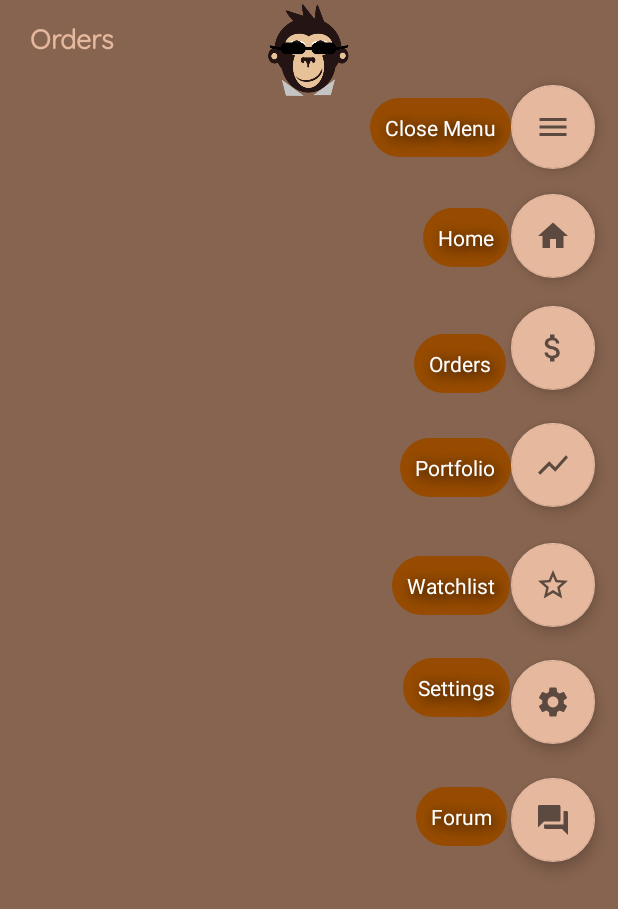
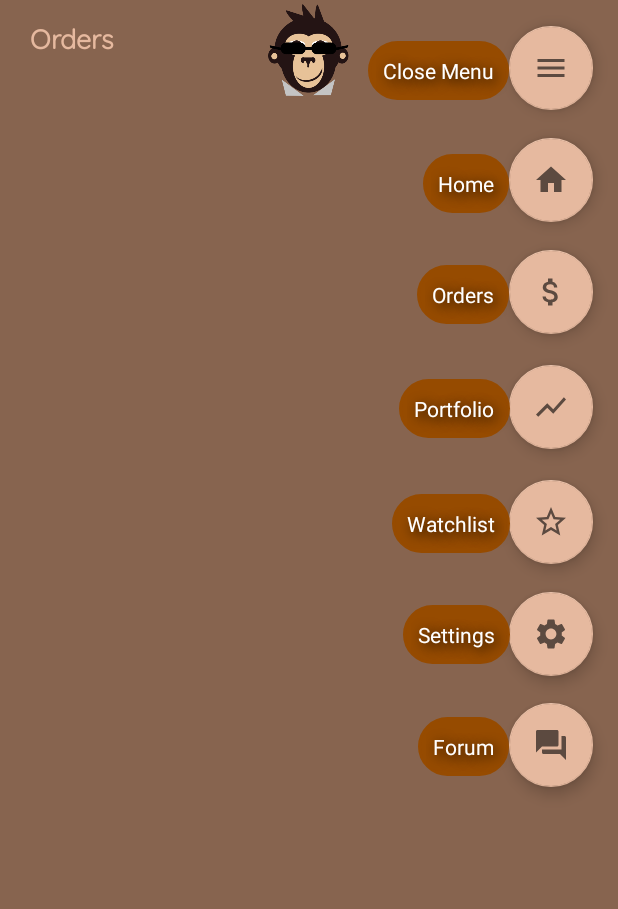
Before and after one commit to christiankfoury/CoinMonkey, an Android app: the OrdersActivity screen opened directly, with no data from a screen before it, after a tap on an icon or button, on a phone screen of 412 x 824 dp. Shown: the top 909 px of the screen. Run offline under Robolectric (Android 15) with nearby library versions, the phone set to English and light mode, and no system bars; 2 statements that could not run were skipped.

Commit message:
FINAL DONE 2

```diff
--- a/app/src/main/res/layout/activity_orders.xml
+++ b/app/src/main/res/layout/activity_orders.xml
@@ -45,10 +45,137 @@
         android:fontFamily="@font/quicksand"
         android:textStyle="bold"
         android:visibility="invisible"/>
+
     <androidx.constraintlayout.widget.ConstraintLayout
         android:layout_width="match_parent"
         android:layout_height="match_parent"
         android:translationZ="100dp">
+
+        <com.google.android.material.floatingactionbutton.FloatingActionButton
+            android:id="@+id/menuButton"
+            android:layout_width="wrap_content"
+            android:layout_height="wrap_content"
+            android:clickable="true"
+            app:backgroundTint="#E6B99F"
+            app:layout_constraintBottom_toBottomOf="parent"
+            app:layout_constraintEnd_toEndOf="parent"
+            app:layout_constraintHorizontal_bias="0.954"
+            app:layout_constraintStart_toStartOf="parent"
+            app:layout_constraintTop_toTopOf="parent"
+            app:layout_constraintVertical_bias="0.023"
+            app:srcCompat="@drawable/ic_menu"
+            android:translationZ="100dp"/>
+
+        <TextView
+            android:id="@+id/menuTextView"
+            android:layout_width="wrap_content"
+            android:layout_height="wrap_content"
+            android:background="@drawable/rounding"
+            android:backgroundTint="#964B00"
+            android:padding="10dp"
+            android:shadowColor="@color/black"
+            android:shadowDx="3"
+            android:shadowDy="3"
+            android:shadowRadius="10"
+            android:text="Close Menu"
+            android:textColor="@color/white"
+            app:layout_constraintBottom_toBottomOf="parent"
+            app:layout_constraintEnd_toEndOf="parent"
+            app:layout_constraintHorizontal_bias="0.772"
+            app:layout_constraintStart_toStartOf="parent"
+            app:layout_constraintTop_toTopOf="parent"
+            app:layout_constraintVertical_bias="0.035"
+            android:translationZ="100dp"/>
+
+        <com.google.android.material.floatingactionbutton.FloatingActionButton
+            android:id="@+id/homeButton"
+            android:layout_width="wrap_content"
+            android:layout_height="wrap_content"
+            android:clickable="true"
+            app:backgroundTint="#E6B99F"
+            app:layout_constraintBottom_toBottomOf="parent"
+            app:layout_constraintEnd_toEndOf="parent"
+            app:layout_constraintHorizontal_bias="0.954"
+            app:layout_constraintStart_toStartOf="parent"
+            app:layout_constraintTop_toTopOf="parent"
+            app:layout_constraintVertical_bias="0.12"
+            app:srcCompat="@drawable/ic_home"
+            android:translationZ="100dp"/>
+
+        <com.google.android.material.floatingactionbutton.FloatingActionButton
+            android:id="@+id/ordersButton"
+            android:layout_width="wrap_content"
+            android:layout_height="wrap_content"
+            android:clickable="true"
+            app:backgroundTint="#E6B99F"
+            app:layout_constraintBottom_toBottomOf="parent"
+            app:layout_constraintEnd_toEndOf="parent"
+            app:layout_constraintHorizontal_bias="0.954"
+            app:layout_constraintStart_toStartOf="parent"
+            app:layout_constraintTop_toTopOf="parent"
+            app:layout_constraintVertical_bias="0.217"
+            app:srcCompat="@drawable/ic_orders"
+            android:translationZ="100dp"/>
+
+        <com.google.android.material.floatingactionbutton.FloatingActionButton
+            android:id="@+id/portfolioButton"
+            android:layout_width="wrap_content"
+            android:layout_height="wrap_content"
+            android:clickable="true"
+            app:backgroundTint="#E6B99F"
+            app:layout_constraintBottom_toBottomOf="parent"
+            app:layout_constraintEnd_toEndOf="parent"
+            app:layout_constraintHorizontal_bias="0.954"
+            app:layout_constraintStart_toStartOf="parent"
+            app:layout_constraintTop_toTopOf="parent"
+            app:layout_constraintVertical_bias="0.317"
+            app:srcCompat="@drawable/ic_portfolio"
+            android:translationZ="100dp"/>
+
+        <com.google.android.material.floatingactionbutton.FloatingActionButton
+            android:id="@+id/wishlistButton"
+            android:layout_width="wrap_content"
+            android:layout_height="wrap_content"
+            android:clickable="true"
+            app:backgroundTint="#E6B99F"
+            app:layout_constraintBottom_toBottomOf="parent"
+            app:layout_constraintEnd_toEndOf="parent"
+            app:layout_constraintHorizontal_bias="0.954"
+            app:layout_constraintStart_toStartOf="parent"
+            app:layout_constraintTop_toTopOf="parent"
+            app:layout_constraintVertical_bias="0.417"
+            app:srcCompat="@drawable/ic_watchlist"
+            android:translationZ="100dp"/>
+
+        <com.google.android.material.floatingactionbutton.FloatingActionButton
+            android:id="@+id/settingsButton"
+            android:layout_width="wrap_content"
+            android:layout_height="wrap_content"
+            android:clickable="true"
+            app:backgroundTint="#E6B99F"
+            app:layout_constraintBottom_toBottomOf="parent"
+            app:layout_constraintEnd_toEndOf="parent"
+            app:layout_constraintHorizontal_bias="0.954"
+            app:layout_constraintStart_toStartOf="parent"
+            app:layout_constraintTop_toTopOf="parent"
+            app:layout_constraintVertical_bias="0.514"
+            app:srcCompat="@drawable/ic_settings"
+            android:translationZ="100dp"/>
+
+        <com.google.android.material.floatingactionbutton.FloatingActionButton
+            android:id="@+id/forumButton"
+            android:layout_width="wrap_content"
+            android:layout_height="wrap_content"
+            android:clickable="true"
+            app:backgroundTint="#E6B99F"
+            app:layout_constraintBottom_toBottomOf="parent"
+            app:layout_constraintEnd_toEndOf="parent"
+            app:layout_constraintHorizontal_bias="0.954"
+            app:layout_constraintStart_toStartOf="parent"
+            app:layout_constraintTop_toTopOf="parent"
+            app:layout_constraintVertical_bias="0.61"
+            app:srcCompat="@drawable/ic_forum"
+            android:translationZ="100dp"/>
 
         <TextView
             android:id="@+id/homeTextView"
@@ -63,139 +190,13 @@
             android:shadowRadius="10"
             android:text="Home"
             android:textColor="@color/white"
-            android:translationZ="100dp"
             app:layout_constraintBottom_toBottomOf="parent"
             app:layout_constraintEnd_toEndOf="parent"
             app:layout_constraintHorizontal_bias="0.796"
             app:layout_constraintStart_toStartOf="parent"
             app:layout_constraintTop_toTopOf="parent"
-            app:layout_constraintVertical_bias="0.177" />
-
-        <com.google.android.material.floatingactionbutton.FloatingActionButton
-            android:id="@+id/menuButton"
-            android:layout_width="wrap_content"
-            android:layout_height="wrap_content"
-            android:clickable="true"
-            android:translationZ="100dp"
-            app:backgroundTint="#E6B99F"
-            app:layout_constraintBottom_toBottomOf="parent"
-            app:layout_constraintEnd_toEndOf="parent"
-            app:layout_constraintHorizontal_bias="0.957"
-            app:layout_constraintStart_toStartOf="parent"
-            app:layout_constraintTop_toTopOf="parent"
-            app:layout_constraintVertical_bias="0.074"
-            app:srcCompat="@drawable/ic_menu" />
-
-        <TextView
-            android:id="@+id/menuTextView"
-            android:layout_width="wrap_content"
-            android:layout_height="wrap_content"
-            android:background="@drawable/rounding"
-            android:backgroundTint="#964B00"
-            android:padding="10dp"
-            android:shadowColor="@color/black"
-            android:shadowDx="3"
-            android:shadowDy="3"
-            android:shadowRadius="10"
-            android:text="Close Menu"
-            android:textColor="@color/white"
-            android:translationZ="100dp"
-            app:layout_constraintBottom_toBottomOf="parent"
-            app:layout_constraintEnd_toEndOf="parent"
-            app:layout_constraintHorizontal_bias="0.776"
-            app:layout_constraintStart_toStartOf="parent"
-            app:layout_constraintTop_toTopOf="parent"
-            app:layout_constraintVertical_bias="0.083" />
-
-        <com.google.android.material.floatingactionbutton.FloatingActionButton
-            android:id="@+id/homeButton"
-            android:layout_width="wrap_content"
-            android:layout_height="wrap_content"
-            android:clickable="true"
-            android:translationZ="100dp"
-            app:backgroundTint="#E6B99F"
-            app:layout_constraintBottom_toBottomOf="parent"
-            app:layout_constraintEnd_toEndOf="parent"
-            app:layout_constraintHorizontal_bias="0.957"
-            app:layout_constraintStart_toStartOf="parent"
-            app:layout_constraintTop_toTopOf="parent"
-            app:layout_constraintVertical_bias="0.168"
-            app:srcCompat="@drawable/ic_home" />
-
-        <com.google.android.material.floatingactionbutton.FloatingActionButton
-            android:id="@+id/ordersButton"
-            android:layout_width="wrap_content"
-            android:layout_height="wrap_content"
-            android:clickable="true"
-            android:translationZ="100dp"
-            app:backgroundTint="#E6B99F"
-            app:layout_constraintBottom_toBottomOf="parent"
-            app:layout_constraintEnd_toEndOf="parent"
-            app:layout_constraintHorizontal_bias="0.957"
-            app:layout_constraintStart_toStartOf="parent"
-            app:layout_constraintTop_toTopOf="parent"
-            app:layout_constraintVertical_bias="0.266"
-            app:srcCompat="@drawable/ic_orders" />
-
-        <com.google.android.material.floatingactionbutton.FloatingActionButton
-            android:id="@+id/portfolioButton"
-            android:layout_width="wrap_content"
-            android:layout_height="wrap_content"
-            android:clickable="true"
-            android:translationZ="100dp"
-            app:backgroundTint="#E6B99F"
-            app:layout_constraintBottom_toBottomOf="parent"
-            app:layout_constraintEnd_toEndOf="parent"
-            app:layout_constraintHorizontal_bias="0.957"
-            app:layout_constraintStart_toStartOf="parent"
-            app:layout_constraintTop_toTopOf="parent"
-            app:layout_constraintVertical_bias="0.367"
-            app:srcCompat="@drawable/ic_portfolio" />
-
-        <com.google.android.material.floatingactionbutton.FloatingActionButton
-            android:id="@+id/wishlistButton"
-            android:layout_width="wrap_content"
-            android:layout_height="wrap_content"
-            android:clickable="true"
-            android:translationZ="100dp"
-            app:backgroundTint="#E6B99F"
-            app:layout_constraintBottom_toBottomOf="parent"
-            app:layout_constraintEnd_toEndOf="parent"
-            app:layout_constraintHorizontal_bias="0.957"
-            app:layout_constraintStart_toStartOf="parent"
-            app:layout_constraintTop_toTopOf="parent"
-            app:layout_constraintVertical_bias="0.471"
-            app:srcCompat="@drawable/ic_watchlist" />
-
-        <com.google.android.material.floatingactionbutton.FloatingActionButton
-            android:id="@+id/settingsButton"
-            android:layout_width="wrap_content"
-            android:layout_height="wrap_content"
-            android:clickable="true"
-            android:translationZ="100dp"
-            app:backgroundTint="#E6B99F"
-            app:layout_constraintBottom_toBottomOf="parent"
-            app:layout_constraintEnd_toEndOf="parent"
-            app:layout_constraintHorizontal_bias="0.957"
-            app:layout_constraintStart_toStartOf="parent"
-            app:layout_constraintTop_toTopOf="parent"
-            app:layout_constraintVertical_bias="0.573"
-            app:srcCompat="@drawable/ic_settings" />
-
-        <com.google.android.material.floatingactionbutton.FloatingActionButton
-            android:id="@+id/forumButton"
-            android:layout_width="wrap_content"
-            android:layout_height="wrap_content"
-            android:clickable="true"
-            android:translationZ="100dp"
-            app:backgroundTint="#E6B99F"
-            app:layout_constraintBottom_toBottomOf="parent"
-            app:layout_constraintEnd_toEndOf="parent"
-            app:layout_constraintHorizontal_bias="0.957"
-            app:layout_constraintStart_toStartOf="parent"
-            app:layout_constraintTop_toTopOf="parent"
-            app:layout_constraintVertical_bias="0.675"
-            app:srcCompat="@drawable/ic_forum" />
+            app:layout_constraintVertical_bias="0.131"
+            android:translationZ="100dp"/>
 
         <TextView
             android:id="@+id/ordersTextView"
@@ -210,13 +211,13 @@
             android:shadowRadius="10"
             android:text="Orders"
             android:textColor="@color/white"
-            android:translationZ="100dp"
             app:layout_constraintBottom_toBottomOf="parent"
             app:layout_constraintEnd_toEndOf="parent"
-            app:layout_constraintHorizontal_bias="0.787"
+            app:layout_constraintHorizontal_bias="0.793"
             app:layout_constraintStart_toStartOf="parent"
             app:layout_constraintTop_toTopOf="parent"
-            app:layout_constraintVertical_bias="0.284" />
+            app:layout_constraintVertical_bias="0.225"
+            android:translationZ="100dp"/>
 
         <TextView
             android:id="@+id/portfolioTextView"
@@ -231,13 +232,13 @@
             android:shadowRadius="10"
             android:text="Portfolio"
             android:textColor="@color/white"
-            android:translationZ="100dp"
             app:layout_constraintBottom_toBottomOf="parent"
             app:layout_constraintEnd_toEndOf="parent"
-            app:layout_constraintHorizontal_bias="0.789"
+            app:layout_constraintHorizontal_bias="0.786"
             app:layout_constraintStart_toStartOf="parent"
             app:layout_constraintTop_toTopOf="parent"
-            app:layout_constraintVertical_bias="0.372" />
+            app:layout_constraintVertical_bias="0.322"
+            android:translationZ="100dp"/>
 
         <TextView
             android:id="@+id/wishlistTextView"
@@ -252,13 +253,13 @@
             android:shadowRadius="10"
             android:text="Watchlist"
             android:textColor="@color/white"
-            android:translationZ="100dp"
             app:layout_constraintBottom_toBottomOf="parent"
             app:layout_constraintEnd_toEndOf="parent"
             app:layout_constraintHorizontal_bias="0.783"
             app:layout_constraintStart_toStartOf="parent"
             app:layout_constraintTop_toTopOf="parent"
-            app:layout_constraintVertical_bias="0.472" />
+            app:layout_constraintVertical_bias="0.42"
+            android:translationZ="100dp"/>
 
         <TextView
             android:id="@+id/settingsTextView"
@@ -273,13 +274,13 @@
             android:shadowRadius="10"
             android:text="Settings"
             android:textColor="@color/white"
-            android:translationZ="100dp"
             app:layout_constraintBottom_toBottomOf="parent"
             app:layout_constraintEnd_toEndOf="parent"
             app:layout_constraintHorizontal_bias="0.788"
             app:layout_constraintStart_toStartOf="parent"
             app:layout_constraintTop_toTopOf="parent"
-            app:layout_constraintVertical_bias="0.559" />
+            app:layout_constraintVertical_bias="0.514"
+            android:translationZ="100dp"/>
 
         <TextView
             android:id="@+id/forumTextView"
@@ -294,12 +295,12 @@
             android:shadowRadius="10"
             android:text="Forum"
             android:textColor="@color/white"
-            android:translationZ="100dp"
             app:layout_constraintBottom_toBottomOf="parent"
             app:layout_constraintEnd_toEndOf="parent"
-            app:layout_constraintHorizontal_bias="0.789"
+            app:layout_constraintHorizontal_bias="0.794"
             app:layout_constraintStart_toStartOf="parent"
             app:layout_constraintTop_toTopOf="parent"
-            app:layout_constraintVertical_bias="0.669" />
+            app:layout_constraintVertical_bias="0.609"
+            android:translationZ="100dp"/>
     </androidx.constraintlayout.widget.ConstraintLayout>
 </RelativeLayout>
```
